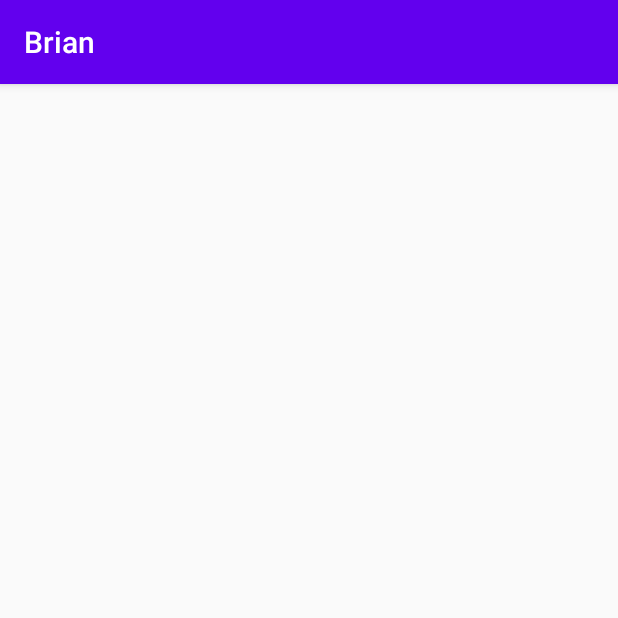
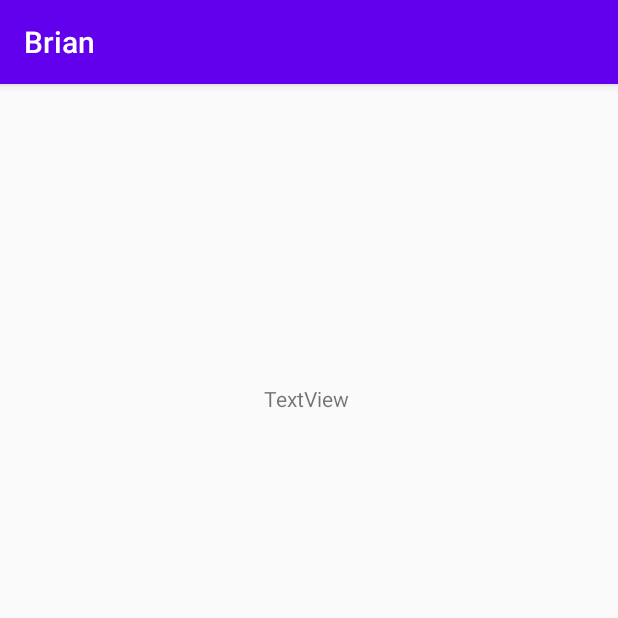
Before and after one commit to gianValentin/Brian, an Android app: the screen it shows after launch (MainActivity), on a phone screen of 412 x 824 dp, the top half of it. Run offline under Robolectric (Android 15) with nearby library versions, the phone set to English and light mode, and no system bars.

Commit message:
implemet-textview

```diff
--- a/app/src/main/res/layout/activity_main.xml
+++ b/app/src/main/res/layout/activity_main.xml
@@ -4,4 +4,16 @@
     xmlns:tools="http://schemas.android.com/tools"
     android:layout_width="match_parent"
     android:layout_height="match_parent"
-    tools:context=".MainActivity"/>
+    tools:context=".MainActivity">
+
+    <TextView
+        android:id="@+id/textView"
+        android:layout_width="wrap_content"
+        android:layout_height="wrap_content"
+        android:layout_marginStart="176dp"
+        android:layout_marginLeft="176dp"
+        android:layout_marginTop="200dp"
+        android:text="@string/textview"
+        app:layout_constraintStart_toStartOf="parent"
+        app:layout_constraintTop_toTopOf="parent" />
+</androidx.constraintlayout.widget.ConstraintLayout>
--- a/app/src/main/res/values/strings.xml
+++ b/app/src/main/res/values/strings.xml
@@ -1,3 +1,4 @@
 <resources>
     <string name="app_name">Brian</string>
+    <string name="textview">TextView</string>
 </resources>
```
